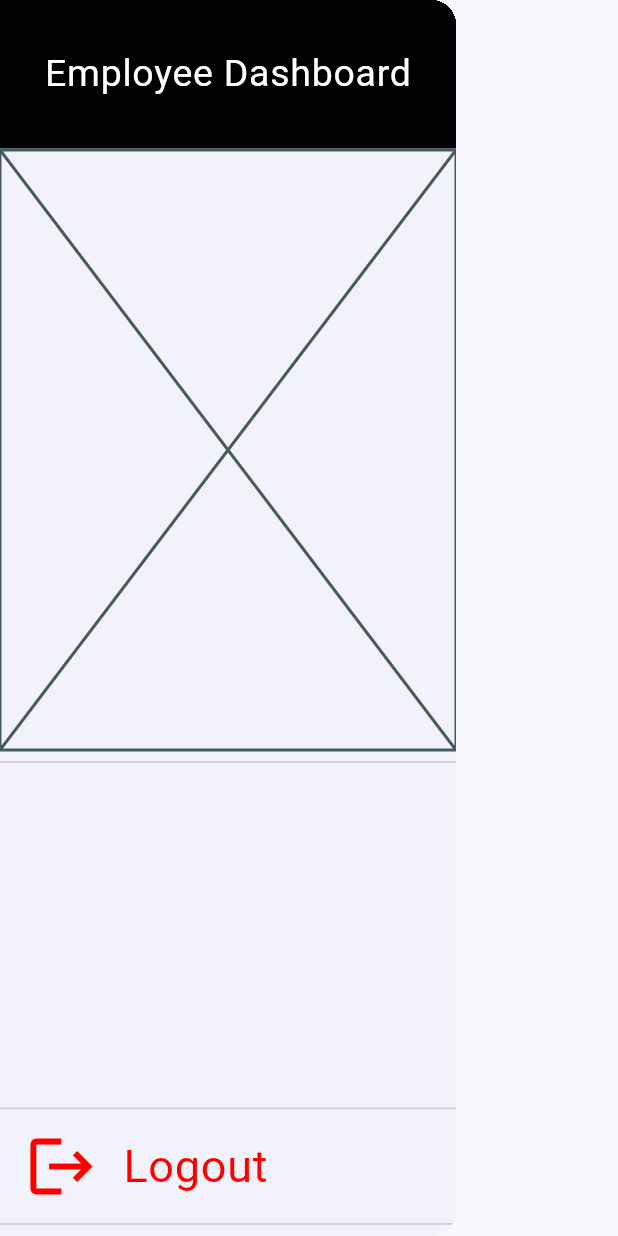
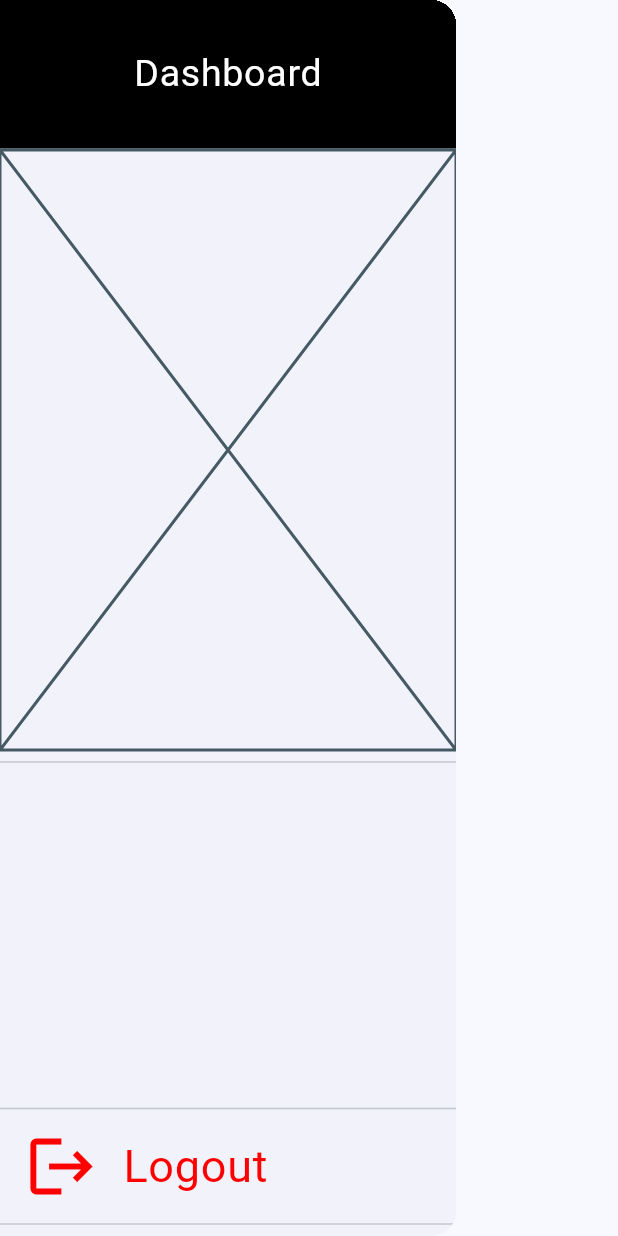
Before and after one commit to SafuGit/jobBazar-mobile, a Flutter app: the AppDrawer widget shown alone on an empty page, opened directly, on a phone screen of 412 x 824 dp. Run offline on Flutter 3.47's test engine with Material 3 defaults, Android fonts, the phone set to English and light mode, and no system bars; accounts and stored records are empty; network calls fail.

```diff
--- a/jobbazar_mobile/lib/pages/employer/home/home.dart
+++ b/jobbazar_mobile/lib/pages/employer/home/home.dart
@@ -1,5 +1,6 @@
 import 'package:flutter/material.dart';
 import 'package:jobbazar_mobile/shared/appbar.dart';
+import 'package:jobbazar_mobile/shared/bottom_nav.dart';
 import 'package:jobbazar_mobile/shared/drawer.dart';
 
 // Define the Employer theme
@@ -26,6 +27,7 @@ class EmployerHomeScreen extends StatelessWidget {
               color: Theme.of(context).colorScheme.primary, // Using the theme color
             ),
             drawer: const AppDrawer(),
+            bottomNavigationBar: const BottomNav(),
             body: Center(
               child: Text(
                 "Welcome to the Employer Home Screen ${Theme.of(context).colorScheme.primary}",
--- a/jobbazar_mobile/lib/shared/drawer.dart
+++ b/jobbazar_mobile/lib/shared/drawer.dart
@@ -1,5 +1,4 @@
 import 'package:flutter/material.dart';
-import 'package:jobbazar_mobile/pages/employee/drawer_items/user_drawer.dart';
 import 'package:jobbazar_mobile/provider/auth_provider.dart';
 import 'package:jobbazar_mobile/shared/wrapper/drawer_wrapper.dart';
 import 'package:provider/provider.dart';
@@ -10,19 +9,31 @@ class AppDrawer extends StatelessWidget {
   @override
   Widget build(BuildContext context) {
     final authProvider = Provider.of<AuthProvider>(context);
+    final String title;
+
+    if (authProvider.userType == "USER") {
+      title = "Employee Dashboard";
+    }
+    else if (authProvider.userType == "EMPLOYER") {
+      title = "Employer Dashboard";
+    }
+    else {
+      title = "Dashboard";
+    }
+
     return Drawer(
       child: Column(
         children: [
-          const SizedBox(
+          SizedBox(
             height: 100,
             child: DrawerHeader(
-              decoration: BoxDecoration(color: Colors.black),
-              margin: EdgeInsets.all(0.0),
-              padding: EdgeInsets.all(0.0),
+              decoration: const BoxDecoration(color: Colors.black),
+              margin: const EdgeInsets.all(0.0),
+              padding: const EdgeInsets.all(0.0),
               child: Center(
                 child: Text(
-                  'Employee Dashboard',
-                  style: TextStyle(color: Colors.white, fontSize: 25),
+                  '$title',
+                  style: const TextStyle(color: Colors.white, fontSize: 25),
                 ),
               ),
             ),
```
Also changed, not shown: jobbazar_mobile/lib/pages/employer/drawer_items/employer_drawer.dart (+6 -12 lines), jobbazar_mobile/lib/provider/auth_provider.dart (+4 -6 lines), jobbazar_mobile/lib/shared/bottom_nav.dart (+11 -2 lines).
